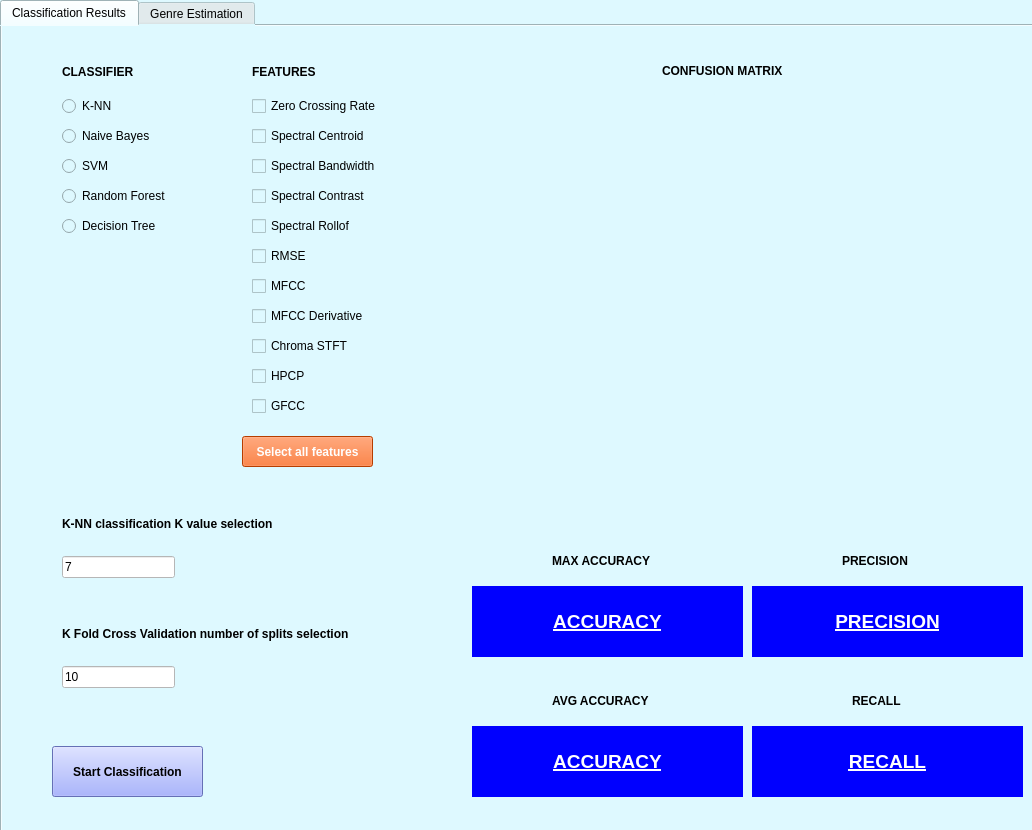
Before: the Qt Designer form arayuzV2_backup.ui in cetekin/signalProcessing, drawn with Qt 5.
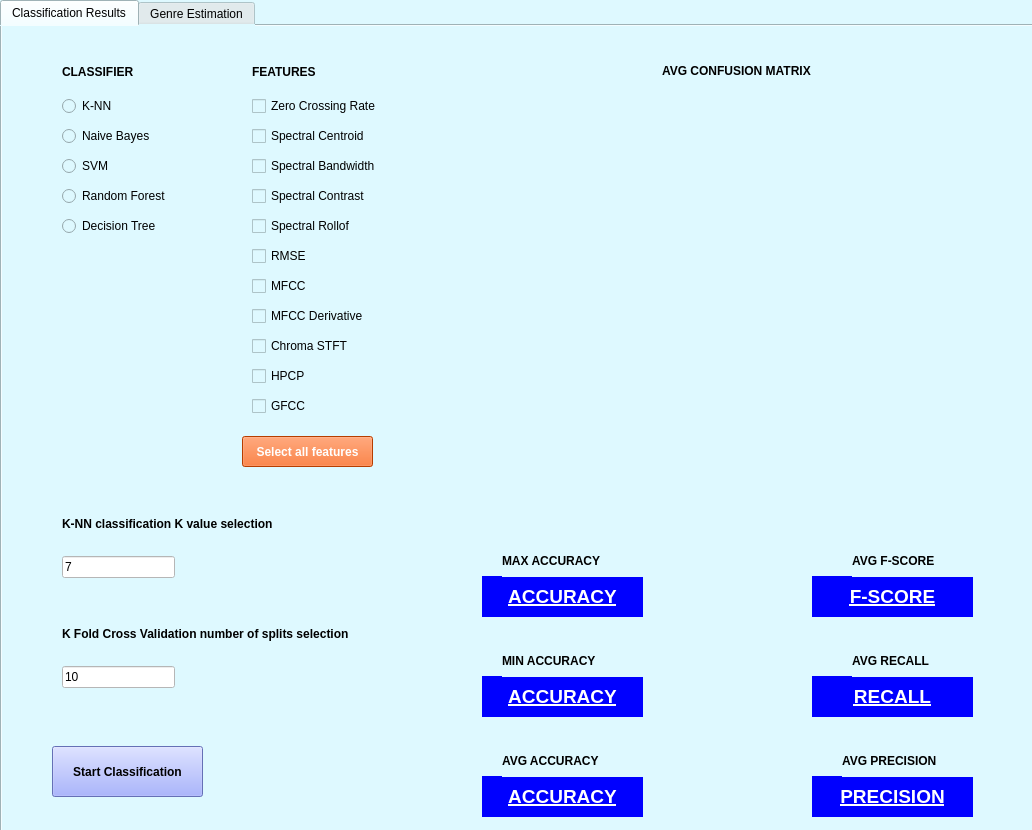
After: the same form once the commit is applied.

```diff
--- a/arayuzV2_backup.ui
+++ b/arayuzV2_backup.ui
@@ -259,10 +259,10 @@
      <widget class="QLabel" name="avg_accuracy_label">
       <property name="geometry">
        <rect>
-        <x>470</x>
-        <y>700</y>
-        <width>271</width>
-        <height>71</height>
+        <x>480</x>
+        <y>750</y>
+        <width>161</width>
+        <height>41</height>
        </rect>
       </property>
       <property name="styleSheet">
@@ -309,7 +309,7 @@
        <rect>
         <x>660</x>
         <y>30</y>
-        <width>171</width>
+        <width>231</width>
         <height>31</height>
        </rect>
       </property>
@@ -320,14 +320,14 @@
 }</string>
       </property>
       <property name="text">
-       <string>&lt;html&gt;&lt;head/&gt;&lt;body&gt;&lt;p&gt;CONFUSION MATRIX&lt;/p&gt;&lt;/body&gt;&lt;/html&gt;</string>
+       <string>&lt;html&gt;&lt;head/&gt;&lt;body&gt;&lt;p&gt;AVG CONFUSION MATRIX&lt;/p&gt;&lt;/body&gt;&lt;/html&gt;</string>
       </property>
      </widget>
      <widget class="QLabel" name="label_7">
       <property name="geometry">
        <rect>
-        <x>550</x>
-        <y>660</y>
+        <x>500</x>
+        <y>720</y>
         <width>151</width>
         <height>31</height>
        </rect>
@@ -345,10 +345,10 @@
      <widget class="QLabel" name="max_accuracy_label">
       <property name="geometry">
        <rect>
-        <x>470</x>
-        <y>560</y>
-        <width>271</width>
-        <height>71</height>
+        <x>480</x>
+        <y>550</y>
+        <width>161</width>
+        <height>41</height>
        </rect>
       </property>
       <property name="styleSheet">
@@ -368,7 +368,7 @@
      <widget class="QLabel" name="label_8">
       <property name="geometry">
        <rect>
-        <x>550</x>
+        <x>500</x>
         <y>520</y>
         <width>151</width>
         <height>31</height>
@@ -533,13 +533,13 @@
        <string>MFCC Derivative</string>
       </property>
      </widget>
-     <widget class="QLabel" name="precision_label">
+     <widget class="QLabel" name="fscore_label">
       <property name="geometry">
        <rect>
-        <x>750</x>
-        <y>560</y>
-        <width>271</width>
-        <height>71</height>
+        <x>810</x>
+        <y>550</y>
+        <width>161</width>
+        <height>41</height>
        </rect>
       </property>
       <property name="styleSheet">
@@ -550,7 +550,7 @@
 }</string>
       </property>
       <property name="text">
-       <string>&lt;html&gt;&lt;head/&gt;&lt;body&gt;&lt;p align=&quot;center&quot;&gt;&lt;span style=&quot; font-size:14pt; text-decoration: underline;&quot;&gt;PRECISION&lt;/span&gt;&lt;/p&gt;&lt;/body&gt;&lt;/html&gt;</string>
+       <string>&lt;html&gt;&lt;head/&gt;&lt;body&gt;&lt;p align=&quot;center&quot;&gt;&lt;span style=&quot; font-size:14pt; text-decoration: underline;&quot;&gt;F-SCORE&lt;/span&gt;&lt;/p&gt;&lt;/body&gt;&lt;/html&gt;</string>
       </property>
       <property name="alignment">
        <set>Qt::AlignCenter</set>
@@ -559,10 +559,10 @@
      <widget class="QLabel" name="recall_label">
       <property name="geometry">
        <rect>
-        <x>750</x>
-        <y>700</y>
-        <width>271</width>
-        <height>71</height>
+        <x>810</x>
+        <y>650</y>
+        <width>161</width>
+        <height>41</height>
        </rect>
       </property>
       <property name="styleSheet">
@@ -582,7 +582,7 @@
      <widget class="QLabel" name="label_10">
       <property name="geometry">
        <rect>
-        <x>840</x>
+        <x>850</x>
         <y>520</y>
         <width>151</width>
         <height>31</height>
@@ -595,14 +595,14 @@
 }</string>
       </property>
       <property name="text">
-       <string>&lt;html&gt;&lt;head/&gt;&lt;body&gt;&lt;p&gt;PRECISION&lt;/p&gt;&lt;/body&gt;&lt;/html&gt;</string>
+       <string>&lt;html&gt;&lt;head/&gt;&lt;body&gt;&lt;p&gt;AVG F-SCORE&lt;/p&gt;&lt;/body&gt;&lt;/html&gt;</string>
       </property>
      </widget>
      <widget class="QLabel" name="label_11">
       <property name="geometry">
        <rect>
         <x>850</x>
-        <y>660</y>
+        <y>620</y>
         <width>151</width>
         <height>31</height>
        </rect>
@@ -614,7 +614,91 @@
 }</string>
       </property>
       <property name="text">
-       <string>&lt;html&gt;&lt;head/&gt;&lt;body&gt;&lt;p&gt;RECALL&lt;/p&gt;&lt;/body&gt;&lt;/html&gt;</string>
+       <string>&lt;html&gt;&lt;head/&gt;&lt;body&gt;&lt;p&gt;AVG RECALL&lt;/p&gt;&lt;/body&gt;&lt;/html&gt;</string>
+      </property>
+     </widget>
+     <widget class="QLabel" name="min_accuracy_label">
+      <property name="geometry">
+       <rect>
+        <x>480</x>
+        <y>650</y>
+        <width>161</width>
+        <height>41</height>
+       </rect>
+      </property>
+      <property name="styleSheet">
+       <string notr="true">QLabel{
+color: rgb(255, 255, 255);
+background-color:rgb(0, 0, 255);
+font-weight: bold;
+}</string>
+      </property>
+      <property name="text">
+       <string>&lt;html&gt;&lt;head/&gt;&lt;body&gt;&lt;p align=&quot;center&quot;&gt;&lt;span style=&quot; font-size:14pt; text-decoration: underline;&quot;&gt;ACCURACY&lt;/span&gt;&lt;/p&gt;&lt;/body&gt;&lt;/html&gt;</string>
+      </property>
+      <property name="alignment">
+       <set>Qt::AlignCenter</set>
+      </property>
+     </widget>
+     <widget class="QLabel" name="label_12">
+      <property name="geometry">
+       <rect>
+        <x>500</x>
+        <y>620</y>
+        <width>151</width>
+        <height>31</height>
+       </rect>
+      </property>
+      <property name="styleSheet">
+       <string notr="true">QLabel {
+color: black;
+font-weight: bold;
+}</string>
+      </property>
+      <property name="text">
+       <string>&lt;html&gt;&lt;head/&gt;&lt;body&gt;&lt;p&gt;MIN ACCURACY&lt;/p&gt;&lt;/body&gt;&lt;/html&gt;</string>
+      </property>
+     </widget>
+     <widget class="QLabel" name="precision_label">
+      <property name="geometry">
+       <rect>
+        <x>810</x>
+        <y>750</y>
+        <width>161</width>
+        <height>41</height>
+       </rect>
+      </property>
+      <property name="styleSheet">
+       <string notr="true">QLabel{
+color: rgb(255, 255, 255);
+background-color:rgb(0, 0, 255);
+font-weight: bold;
+}</string>
+      </property>
+      <property name="text">
+       <string>&lt;html&gt;&lt;head/&gt;&lt;body&gt;&lt;p align=&quot;center&quot;&gt;&lt;span style=&quot; font-size:14pt; text-decoration: underline;&quot;&gt;PRECISION&lt;/span&gt;&lt;/p&gt;&lt;/body&gt;&lt;/html&gt;</string>
+      </property>
+      <property name="alignment">
+       <set>Qt::AlignCenter</set>
+      </property>
+     </widget>
+     <widget class="QLabel" name="label_13">
+      <property name="geometry">
+       <rect>
+        <x>840</x>
+        <y>720</y>
+        <width>151</width>
+        <height>31</height>
+       </rect>
+      </property>
+      <property name="styleSheet">
+       <string notr="true">QLabel {
+color: black;
+font-weight: bold;
+}</string>
+      </property>
+      <property name="text">
+       <string>&lt;html&gt;&lt;head/&gt;&lt;body&gt;&lt;p&gt;AVG PRECISION&lt;/p&gt;&lt;/body&gt;&lt;/html&gt;</string>
       </property>
      </widget>
     </widget>
```
